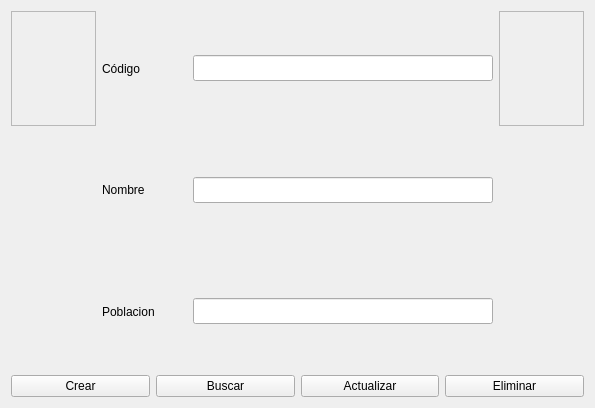
Old version of the form views/qt_files/frame_departamento.ui in the repository AlejoOsorio/BasesDeDatosProyecto.
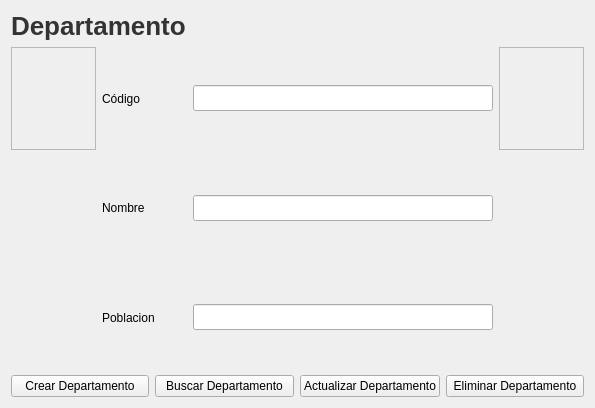
New version of the form.

Diff of the .ui file:
```diff
--- a/views/qt_files/frame_departamento.ui
+++ b/views/qt_files/frame_departamento.ui
@@ -14,6 +14,22 @@
    <string>Frame</string>
   </property>
   <layout class="QVBoxLayout" name="verticalLayout">
+   <item>
+    <widget class="QLabel" name="label_3">
+     <property name="styleSheet">
+      <string notr="true">QLabel {
+	font-size: 26px;
+	font-weight: bold;
+	color: #333;
+	text-align: center;
+	qproperty-alignment: AlignCenter;
+}</string>
+     </property>
+     <property name="text">
+      <string>Departamento</string>
+     </property>
+    </widget>
+   </item>
    <item>
     <layout class="QGridLayout" name="gridLayout">
      <item row="3" column="2">
@@ -157,7 +173,7 @@
         <cursorShape>PointingHandCursor</cursorShape>
        </property>
        <property name="text">
-        <string>Crear</string>
+        <string>Crear Departamento</string>
        </property>
       </widget>
      </item>
@@ -179,7 +195,7 @@
         <cursorShape>PointingHandCursor</cursorShape>
        </property>
        <property name="text">
-        <string>Buscar</string>
+        <string>Buscar Departamento</string>
        </property>
       </widget>
      </item>
@@ -195,7 +211,7 @@
         <cursorShape>PointingHandCursor</cursorShape>
        </property>
        <property name="text">
-        <string>Actualizar</string>
+        <string>Actualizar Departamento</string>
        </property>
       </widget>
      </item>
@@ -211,7 +227,7 @@
         <cursorShape>PointingHandCursor</cursorShape>
        </property>
        <property name="text">
-        <string>Eliminar</string>
+        <string>Eliminar Departamento</string>
        </property>
       </widget>
      </item>
```
Left out of the diff: 23 changed lines with no effect on the pictures.
